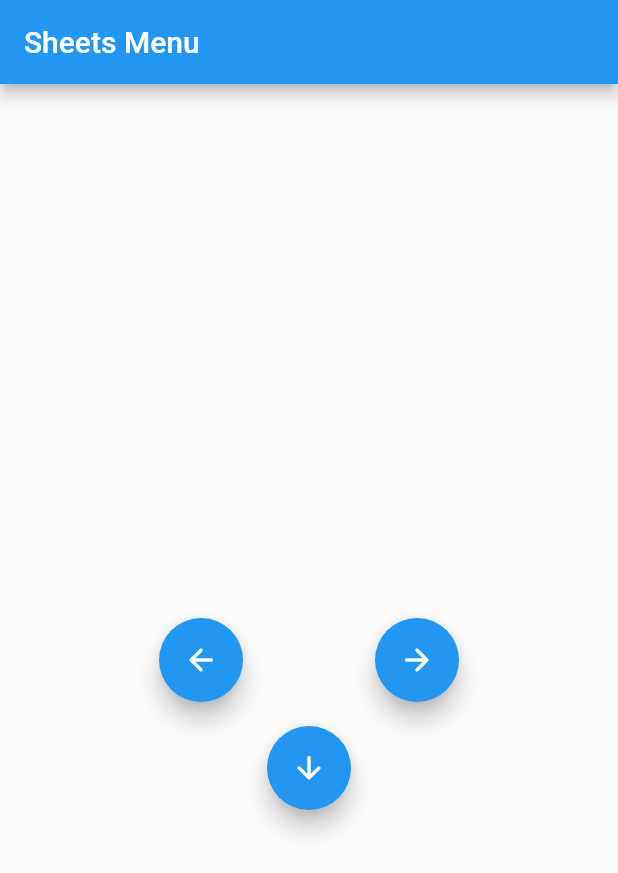
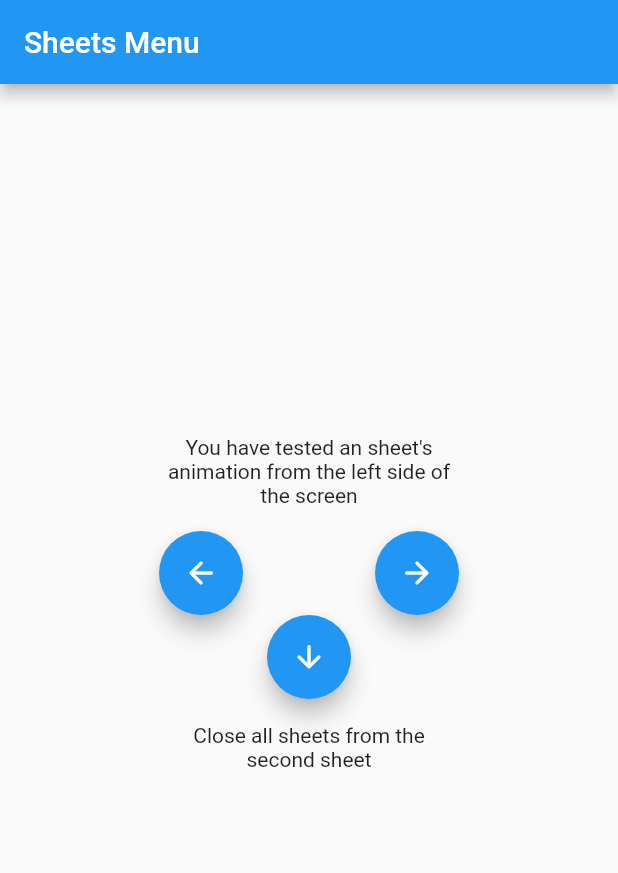
Before and after one commit to Krootl/nested-side-sheet, a Flutter app: the screen it shows after launch, after a tap on the "arrow back" icon, after a tap on "Navigate to another sheet", after a tap on the "close" icon, on a phone screen of 412 x 824 dp. Shown: the top 873 px of the screen. Run offline on Flutter 3.47's test engine with Material 2 defaults, Android fonts, the phone set to English and light mode, and no system bars.

Commit message:
- added ability to transfer result from the deep level of the sheet to the initial point; - refactored code;

```diff
--- a/example/lib/main.dart
+++ b/example/lib/main.dart
@@ -1,104 +1,6 @@
-import 'package:example/view/custom_sheet.dart';
-import 'package:example/view/custom/first_sheet.dart';
+import 'package:example/view/app.dart';
 import 'package:flutter/material.dart';
-import 'package:krootl_flutter_side_menu/krootl_flutter_sheet.dart';
 
 void main() {
   runApp(const MyApp());
 }
-
-class MyApp extends StatelessWidget {
-  const MyApp({Key? key}) : super(key: key);
-
-  @override
-  Widget build(BuildContext context) => MaterialApp(
-        title: 'Sheets Example',
-        theme: ThemeData(
-          primarySwatch: Colors.blue,
-        ),
-        debugShowCheckedModeBanner: false,
-        home: const SheetWidget(
-          child: MyHomePage(title: 'Sheets Menu'),
-        ),
-      );
-}
-
-class MyHomePage extends StatefulWidget {
-  const MyHomePage({Key? key, required this.title}) : super(key: key);
-
-  final String title;
-
-  @override
-  State<MyHomePage> createState() => _MyHomePageState();
-}
-
-class _MyHomePageState extends State<MyHomePage> {
-  @override
-  Widget build(BuildContext context) {
-    final width = MediaQuery.of(context).size.width;
-    final height = MediaQuery.of(context).size.height;
-
-    return Scaffold(
-      appBar: AppBar(title: Text(widget.title)),
-      body: Center(
-        child: Container(
-          width: 200,
-          height: 200,
-          child: Stack(
-            alignment: Alignment.center,
-            children: [
-              Align(
-                alignment: Alignment.centerLeft,
-                child: FloatingActionButton(
-                  onPressed: onLeftButton,
-                  child: Icon(Icons.arrow_back_rounded),
-                ),
-              ),
-              Align(
-                alignment: Alignment.centerRight,
-                child: FloatingActionButton(
-                  onPressed: onRightButton,
-                  child: Icon(Icons.arrow_forward_rounded),
-                ),
-              ),
-              Align(
-                alignment: Alignment.bottomCenter,
-                child: FloatingActionButton(
-                  onPressed: onBottomButton,
-                  child: Icon(Icons.arrow_downward_rounded),
-                ),
-              ),
-            ],
-          ),
-        ),
-      ),
-    );
-  }
-
-  void onLeftButton() async {
-    final result = await SheetWidget.of(context).pushLeft(
-      FirstSheet(
-        size: const Size(376, double.infinity),
-        alignment: Alignment.centerLeft,
-      ),
-    );
-  }
-
-  void onRightButton() async {
-    final result = await SheetWidget.of(context).pushRight(
-      FirstSheet(
-        size: Size(MediaQuery.of(context).size.width * (2/3), double.infinity),
-        alignment: Alignment.centerRight,
-      ),
-    );
-  }
-
-  void onBottomButton() async {
-    final result = await SheetWidget.of(context).pushBottom(
-      FirstSheet(
-        size: Size(MediaQuery.of(context).size.width, 400),
-        alignment: Alignment.bottomCenter,
-      ),
-    );
-  }
-}
--- /dev/null
+++ b/example/lib/view/app.dart
@@ -0,0 +1,120 @@
+import 'package:example/view/sheets/first_sheet.dart';
+import 'package:flutter/material.dart';
+import 'package:krootl_flutter_side_menu/krootl_flutter_sheet.dart';
+
+class MyApp extends StatelessWidget {
+  const MyApp({Key? key}) : super(key: key);
+
+  @override
+  Widget build(BuildContext context) => MaterialApp(
+        title: 'Sheets Example',
+        theme: ThemeData(
+          primarySwatch: Colors.blue,
+        ),
+        debugShowCheckedModeBanner: false,
+        home: const SheetWidget(
+          child: MyHomePage(title: 'Sheets Menu'),
+        ),
+      );
+}
+
+class MyHomePage extends StatefulWidget {
+  const MyHomePage({Key? key, required this.title}) : super(key: key);
+
+  final String title;
+
+  @override
+  State<MyHomePage> createState() => _MyHomePageState();
+}
+
+class _MyHomePageState extends State<MyHomePage> {
+  String? value;
+
+  String? resultOfClosingAllSheets;
+
+  @override
+  Widget build(BuildContext context) => Scaffold(
+        appBar: AppBar(title: Text(widget.title)),
+        body: Center(
+          child: Container(
+            width: 200,
+            height: 300,
+            child: Column(
+              mainAxisSize: MainAxisSize.min,
+              children: [
+                if (value != null) ...[
+                  Text(value!, textAlign: TextAlign.center),
+                  const SizedBox(height: 16),
+                ],
+                Row(
+                  mainAxisAlignment: MainAxisAlignment.spaceBetween,
+                  children: [
+                    FloatingActionButton(
+                      onPressed: onLeftButton,
+                      child: Icon(Icons.arrow_back_rounded),
+                    ),
+                    FloatingActionButton(
+                      onPressed: onRightButton,
+                      child: Icon(Icons.arrow_forward_rounded),
+                    ),
+                  ],
+                ),
+                FloatingActionButton(
+                  onPressed: onBottomButton,
+                  child: Icon(Icons.arrow_downward_rounded),
+                ),
+                if (resultOfClosingAllSheets != null) ...[
+                  const SizedBox(height: 16),
+                  Text(
+                    resultOfClosingAllSheets!,
+                    textAlign: TextAlign.center,
+                  ),
+                ],
+              ],
+            ),
+          ),
+        ),
+      );
+
+  String explored(String value) =>
+      'You have tested an sheet\'s animation from the $value side of the screen';
+
+  void onLeftButton() async {
+    final result = await SheetWidget.of(context).pushLeft(
+      FirstSheet(
+        size: const Size(376, double.infinity),
+        alignment: Alignment.centerLeft,
+      ),
+    );
+    setState(() {
+      value = explored('left');
+      if (result is String) resultOfClosingAllSheets = result;
+    });
+  }
+
+  void onRightButton() async {
+    final result = await SheetWidget.of(context).pushRight(
+      FirstSheet(
+        size: Size(MediaQuery.of(context).size.width * (2 / 3), double.infinity),
+        alignment: Alignment.centerRight,
+      ),
+    );
+    setState(() {
+      value = explored('right');
+      if (result is String) resultOfClosingAllSheets = result;
+    });
+  }
+
+  void onBottomButton() async {
+    final result = await SheetWidget.of(context).pushBottom(
+      FirstSheet(
+        size: Size(MediaQuery.of(context).size.width, 400),
+        alignment: Alignment.bottomCenter,
+      ),
+    );
+    setState(() {
+      value = explored('bottom');
+      if (result is String) resultOfClosingAllSheets = result;
+    });
+  }
+}
--- a/example/lib/view/custom_sheet.dart
+++ b/example/lib/view/sheets/custom_sheet.dart
@@ -49,7 +49,7 @@ class CustomSheet extends StatelessWidget {
             Text(value),
             if (SheetWidget.of(context).currentStackLength > 1)
               FloatingActionButton.small(
-                onPressed: () => SheetWidget.of(context).close(),
+                onPressed: () => SheetWidget.of(context).close('Close all sheets from $value'),
                 tooltip: 'Popup from all sheets in the stack',
                 child: Icon(Icons.close),
               ),
--- a/example/lib/view/custom/first_sheet.dart
+++ b/example/lib/view/sheets/first_sheet.dart
@@ -1,5 +1,5 @@
-import 'package:example/view/custom_sheet.dart';
-import 'package:example/view/custom/second_sheet.dart';
+import 'package:example/view/sheets/custom_sheet.dart';
+import 'package:example/view/sheets/second_sheet.dart';
 import 'package:flutter/material.dart';
 import 'package:krootl_flutter_side_menu/krootl_flutter_sheet.dart';
 
@@ -53,7 +53,7 @@ class _FirstSheetState extends State<FirstSheet> {
                   );
                 }
 
-                if (result != null) setState(() => textValue = result);
+                if (result != null) textValue = result;
               },
               child: Text('Navigate to another sheet'),
             ),
--- a/example/lib/view/custom/second_sheet.dart
+++ b/example/lib/view/sheets/second_sheet.dart
@@ -1,5 +1,5 @@
-import 'package:example/view/custom/third_sheet.dart';
-import 'package:example/view/custom_sheet.dart';
+import 'package:example/view/sheets/third_sheet.dart';
+import 'package:example/view/sheets/custom_sheet.dart';
 import 'package:flutter/material.dart';
 import 'package:krootl_flutter_side_menu/krootl_flutter_sheet.dart';
 
@@ -37,7 +37,7 @@ class _SecondSheetState extends State<SecondSheet> {
                 final result = await SheetWidget.of(context).pushReplace(
                   ThirdSheet(size: widget.size),
                 );
-                if (result != null) setState(() => textValue = result);
+                if (result is String) textValue = result;
               },
               child: Text('Replace to third sheet'),
             ),
--- a/example/lib/view/custom/third_sheet.dart
+++ b/example/lib/view/sheets/third_sheet.dart
@@ -1,4 +1,4 @@
-import 'package:example/view/custom_sheet.dart';
+import 'package:example/view/sheets/custom_sheet.dart';
 import 'package:flutter/material.dart';
 
 class ThirdSheet extends StatefulWidget {
--- a/lib/src/sheet_entry.dart
+++ b/lib/src/sheet_entry.dart
@@ -17,7 +17,7 @@ class SheetEntry<T> {
   final Tween<Offset> tweenTransition;
 
   /// a unique completer for getting a feature result
-  final Completer completer;
+  final Completer<T?> completer;
 
   /// which the side do you want to animate a sheet
   final Alignment alignment;
@@ -38,7 +38,7 @@ class SheetEntry<T> {
     required TickerProvider tickerProvider,
     required Duration animationDuration,
     required Widget sheet,
-    required Completer<T> completer,
+    required Completer<T?> completer,
     required Alignment alignment,
     bool initWidthAnimation = true,
   }) {
@@ -58,7 +58,7 @@ class SheetEntry<T> {
       child: sheet,
     );
 
-    return SheetEntry(
+    return SheetEntry<T>(
       id: uniqueId,
       slidingAnimationWidget: animatedSheet,
       animationController: animationController,
--- a/lib/src/sheet_widget.dart
+++ b/lib/src/sheet_widget.dart
@@ -72,7 +72,7 @@ class SheetWidgetState extends State<SheetWidget> with TickerProviderStateMixin
   int get currentStackLength => _sheetEntries.length;
 
   /// add a sheet to the stack of widgets from the left side
-  Future<T?> pushLeft<T>(Widget sideSheet) => push<T>(
+  Future<T?> pushLeft<T extends Object?>(Widget sideSheet) => push<T>(
         sideSheet,
         tweenTransition: Tween<Offset>(begin: const Offset(-1, 0), end: Offset.zero),
         alignment: Alignment.centerLeft,
@@ -83,7 +83,7 @@ class SheetWidgetState extends State<SheetWidget> with TickerProviderStateMixin
       );
 
   /// add a sheet to the stack of widgets from the right side
-  Future<T?> pushRight<T>(Widget sideSheet) => push<T>(
+  Future<T?> pushRight<T extends Object?>(Widget sideSheet) => push<T>(
         sideSheet,
         tweenTransition: Tween<Offset>(begin: const Offset(1, 0), end: Offset.zero),
         alignment: Alignment.centerRight,
@@ -94,7 +94,7 @@ class SheetWidgetState extends State<SheetWidget> with TickerProviderStateMixin
       );
 
   /// add a sheet to the stack of widgets from the bottom side
-  Future<T?> pushBottom<T>(Widget sideSheet) => push<T>(
+  Future<T?> pushBottom<T extends Object?>(Widget sideSheet) => push<T>(
         sideSheet,
         tweenTransition: Tween<Offset>(begin: const Offset(0, 1), end: Offset.zero),
         alignment: Alignment.bottomCenter,
@@ -105,7 +105,7 @@ class SheetWidgetState extends State<SheetWidget> with TickerProviderStateMixin
       );
 
   /// add a sheet to the stack of widgets
-  Future<T?> push<T>(
+  Future<T?> push<T extends Object?>(
     Widget sideSheet, {
     required AnimatedWidget Function(Widget child, Animation<Offset> position) transitionAnimation,
     required Tween<Offset> tweenTransition,
@@ -135,17 +135,25 @@ class SheetWidgetState extends State<SheetWidget> with TickerProviderStateMixin
   }
 
   /// Close all sheets in the stack
-  void close() async {
+  void close<T extends Object?>([T? result]) async {
+    // find the first completer of the sheet stack and make it as completed
+    // for returning a value to the initial point of sheets
+    final firstCompleter = _sheetEntries.first.completer;
+
     for (final entry in _sheetEntries.reversed.toList()) {
       if (_sheetEntries.last != entry) _removeClearlySheet(entry);
     }
-    _overlayState?.setState(() {});
-    await Future.delayed(const Duration(milliseconds: 18));
-    pop();
+    if (_overlayState?.mounted == true) {
+      _overlayState?.setState(() {});
+    }
+    await Future.delayed(const Duration(milliseconds: 200));
+    _pop<T>(result, firstCompleter);
   }
 
+  void pop<T extends Object?>([T? result]) => _pop<T>(result);
+
   /// Remove the last sheet of the stack
-  void pop<T>([T? result]) async {
+  void _pop<T extends Object?>([T? result, Completer? completer]) async {
     if (_sheetEntries.isNotEmpty) {
       final sideSheet = _sheetEntries.last;
       sideSheet.animationController.reverse();
@@ -155,13 +163,17 @@ class SheetWidgetState extends State<SheetWidget> with TickerProviderStateMixin
       if (_overlayState?.mounted == true) {
         _overlayState?.setState(() {});
       }
-      sideSheet.completer.complete(result);
+      if (completer != null) {
+        completer.complete(result);
+      } else {
+        sideSheet.completer.complete(result);
+      }
     }
     _maybeCloseOverlay();
   }
 
   /// Replace the last sheet of the stack to the new one
-  Future<T?> pushReplace<T>(
+  Future<T?> pushReplace<T extends Object?>(
     Widget sideSheet, {
     Alignment? alignment,
   }) async {
@@ -181,7 +193,9 @@ class SheetWidgetState extends State<SheetWidget> with TickerProviderStateMixin
     );
     _sheetEntries.replaceRange(indexOfOldEntry, indexOfOldEntry + 1, [newEntry]);
 
-    _overlayState?.setState(() {});
+    if (_overlayState?.mounted == true) {
+      _overlayState?.setState(() {});
+    }
     return oldCompleter.future;
   }
 
@@ -194,11 +208,6 @@ class SheetWidgetState extends State<SheetWidget> with TickerProviderStateMixin
       _overlayEntry?.remove();
       _overlayEntry = null;
       _overlayState = null;
-
-      for (final entry in _sheetEntries) {
-        entry.animationController.dispose();
-      }
-      _sheetEntries.clear();
     }
   }
 
```
Also changed, not shown: 1 other file.
